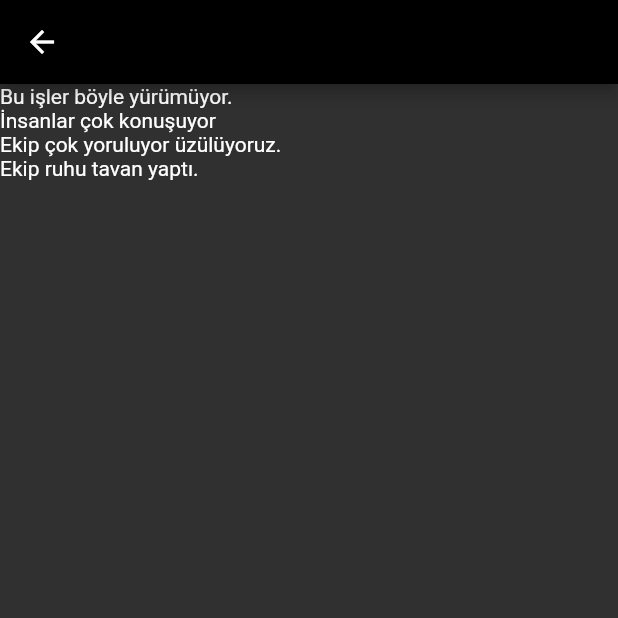
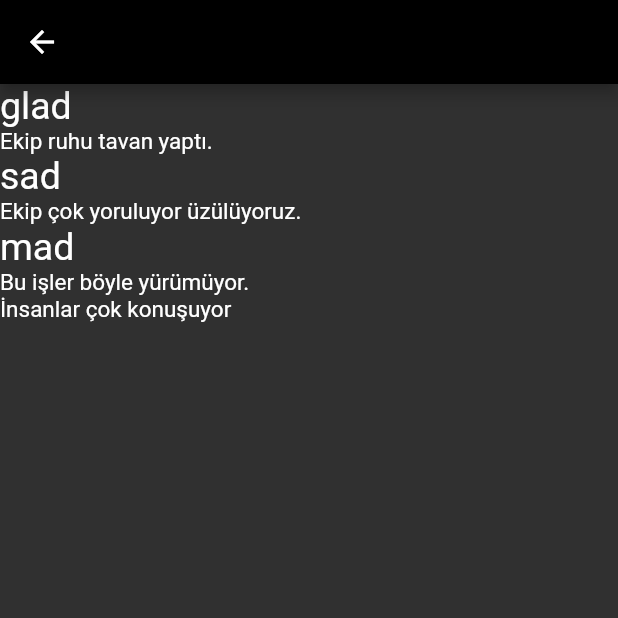
Before and after one commit to Mihrimah/retrospective, a Flutter app: the TemplatePage screen opened by its route, after a tap on "Mad Glad Sad", on a phone screen of 412 x 824 dp, the top half of it. Run offline on Flutter 3.47's test engine with Material 2 defaults, Android fonts, the phone set to English and light mode, and no system bars.

Commit message:
retro page and listview

```diff
--- a/lib/app.dart
+++ b/lib/app.dart
@@ -1,6 +1,6 @@
 import 'package:flutter/material.dart';
-import 'package:retrospektif/core/grouped_list_view.dart';
 import 'package:retrospektif/pages/join_page.dart';
+import 'package:retrospektif/pages/retro_page.dart';
 import 'package:retrospektif/pages/start_page.dart';
 import 'package:retrospektif/pages/template_page.dart';
 
@@ -9,7 +9,7 @@ class App extends StatelessWidget {
     '/start': (context) => StartPage(),
     '/choose_template': (context) => TemplatePage(),
     '/join_room': (context) => JoinPage(),
-    '/grouped_list' : (context) => GroupedListView()
+    '/retro' : (context) => RetroPage()
   };
 
   final darkTheme = ThemeData(
--- a/lib/core/grouped_list_view.dart
+++ b/lib/core/grouped_list_view.dart
@@ -1,27 +1,63 @@
+import 'dart:collection';
+import "package:collection/collection.dart";
 import 'package:flutter/material.dart';
 import 'package:retrospektif/model/fake_data_model.dart';
 import 'package:retrospektif/repository/fake_repository.dart';
 
-class GroupedListView extends StatelessWidget {
-  final FakeRepository fakeRepository = FakeRepository();
+typedef G GroupFunction<T, G>(T element);
+typedef Widget ListBuilderFunction<T>(BuildContext context, T element);
+typedef Widget GroupBuilderFunction<G>(BuildContext context, G group);
 
-  // we need to implement grouped list implementation.
+class GroupedListView<T, G> extends StatelessWidget {
+  GroupedListView(
+      {@required this.list,
+      @required this.groupBy,
+      this.listBuilder,
+      this.groupBuilder}) {
+    _list = viewListBuilder(list);
+  }
 
+  final GroupFunction<T, G> groupBy;
+  final ListBuilderFunction<T> listBuilder;
+  final GroupBuilderFunction<G> groupBuilder;
+  final List<T> list;
+  List<dynamic> _list = List();
+
+  List viewListBuilder(List<T> collection) {
+    final Map<G, List<T>> groupedMap = HashMap();
+    final List orderList = List();
+
+    for (T element in collection) {
+      var key = groupBy(element);
+      if (groupedMap.containsKey(key)) {
+        List copyList = new List<T>.from(groupedMap[key])..add(element);
+        groupedMap[key] = copyList;
+      } else {
+        groupedMap.putIfAbsent(key, () => [element]);
+      }
+    }
+    groupedMap.forEach((key, value) {
+      orderList.add(key);
+      orderList.addAll(value);
+    });
+    return orderList;
+  }
+
+  // show widget
   @override
   Widget build(BuildContext context) {
-    List<FakeDataModel> list = fakeRepository.generateData();
-    print("list len : " +list.length.toString());
+    print("list len : " + list.length.toString());
 
-    return Scaffold(
-        appBar: AppBar(),
-        body: ListView.builder(
-          itemCount: list.length,
-          itemBuilder: (context, index) {
-            print("list index : " + list[index].text);
-            return Row(children: [
-              Text(list[index].text),
-            ]);
-          },
-        ));
+    return ListView.builder(
+      shrinkWrap: true,
+      itemCount: _list.length,
+      itemBuilder: (context, index) {
+        var element = _list[index];
+        if (element is T) {
+          return listBuilder(context, element);
+        }
+        return groupBuilder(context, element);
+      },
+    );
   }
 }
--- a/lib/model/fake_data_model.dart
+++ b/lib/model/fake_data_model.dart
@@ -4,4 +4,6 @@ class FakeDataModel{
   String title;
   String text;
   int likeCount;
+
+  FakeDataModel(this.code, this.templateType, this.title, this.text, this.likeCount);
 }
--- a/lib/pages/retro_page.dart
+++ b/lib/pages/retro_page.dart
@@ -1,10 +1,18 @@
 import 'package:flutter/material.dart';
+import 'package:retrospektif/core/grouped_list_view.dart';
+import 'package:retrospektif/model/fake_data_model.dart';
+import 'package:retrospektif/repository/fake_repository.dart';
 
-class RetroPage extends StatelessWidget{
-
+class RetroPage extends StatelessWidget {
   @override
   Widget build(BuildContext context) {
     return Scaffold(
-        appBar: AppBar(), body: Center(child: Text("Join Page")));
+        appBar: AppBar(),
+        body: GroupedListView(
+          groupBy: (FakeDataModel t) => t.title,
+          groupBuilder:(BuildContext context, String title) => Text(title, style: TextStyle(fontSize:25),) ,
+          listBuilder: (BuildContext context, FakeDataModel t) => Text(t.text, style: TextStyle(fontSize:15),) ,
+          list: FakeRepository().generateData(),
+        ));
   }
 }
--- a/lib/pages/template_page.dart
+++ b/lib/pages/template_page.dart
@@ -19,7 +19,7 @@ class TemplatePage extends StatelessWidget {
           children: [
             GestureDetector(
               onTap: () {
-                Navigator.pushNamed(context, "/grouped_list");
+                Navigator.pushNamed(context, "/retro");
               },
               child: Container(
                 color: Theme.of(context).primaryColorDark,
--- a/lib/repository/fake_repository.dart
+++ b/lib/repository/fake_repository.dart
@@ -4,36 +4,16 @@ class FakeRepository{
 
   List<FakeDataModel> generateData(){
     List<FakeDataModel> list = List();
-    FakeDataModel fakeData = FakeDataModel();
-    fakeData.code = "ABC123";
-    fakeData.templateType ="1";
-    fakeData.title = "mad";
-    fakeData.text = "Bu işler böyle yürümüyor.";
-    fakeData.likeCount = 0;
+    FakeDataModel fakeData = FakeDataModel("ABC123","1", "mad","Bu işler böyle yürümüyor.",0);
     list.add(fakeData);
 
-    FakeDataModel fakeData2 = FakeDataModel();
-    fakeData2.code = "ABC123";
-    fakeData2.templateType ="1";
-    fakeData2.title = "mad";
-    fakeData2.text = "İnsanlar çok konuşuyor";
-    fakeData2.likeCount = 0;
+    FakeDataModel fakeData2 = FakeDataModel("ABC123","1", "mad","İnsanlar çok konuşuyor",0);
     list.add(fakeData2);
 
-    FakeDataModel fakeData3 = FakeDataModel();
-    fakeData3.code = "ABC123";
-    fakeData3.templateType ="1";
-    fakeData3.title = "sad";
-    fakeData3.text = "Ekip çok yoruluyor üzülüyoruz.";
-    fakeData3.likeCount = 0;
+    FakeDataModel fakeData3 = FakeDataModel("ABC123","1", "sad","Ekip çok yoruluyor üzülüyoruz.",0);
     list.add(fakeData3);
 
-    FakeDataModel fakeData4 = FakeDataModel();
-    fakeData4.code = "ABC123";
-    fakeData4.templateType ="1";
-    fakeData4.title = "glad";
-    fakeData4.text = "Ekip ruhu tavan yaptı.";
-    fakeData4.likeCount = 0;
+    FakeDataModel fakeData4 = FakeDataModel("ABC123","1", "glad","Ekip ruhu tavan yaptı.",0);
     list.add(fakeData4);
     return list;
   }
```
